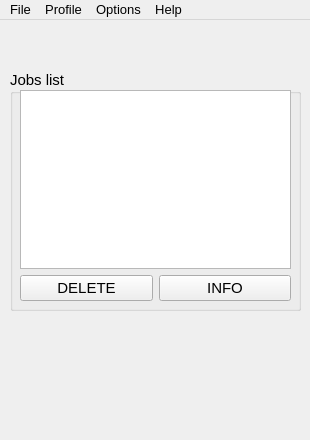
The window that window.ui (scorpofchan/AccessAtHome-client) describes before a commit, drawn with Qt 5.
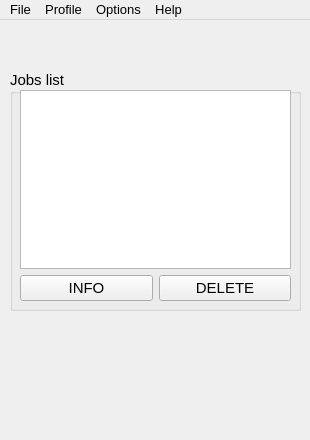
The same window after the commit.

Diff of the .ui file:
```diff
--- a/window.ui
+++ b/window.ui
@@ -50,20 +50,6 @@
       </rect>
      </property>
      <layout class="QGridLayout" name="gridLayout">
-      <item row="1" column="1">
-       <widget class="QPushButton" name="pushButton">
-        <property name="text">
-         <string>INFO</string>
-        </property>
-       </widget>
-      </item>
-      <item row="1" column="0">
-       <widget class="QPushButton" name="pushButton_2">
-        <property name="text">
-         <string>DELETE</string>
-        </property>
-       </widget>
-      </item>
       <item row="0" column="0" colspan="2">
        <widget class="QTableView" name="tableView">
         <property name="minimumSize">
@@ -80,6 +66,20 @@
         </property>
        </widget>
       </item>
+      <item row="1" column="0">
+       <widget class="QPushButton" name="infoButton">
+        <property name="text">
+         <string>INFO</string>
+        </property>
+       </widget>
+      </item>
+      <item row="1" column="1">
+       <widget class="QPushButton" name="deleteButton">
+        <property name="text">
+         <string>DELETE</string>
+        </property>
+       </widget>
+      </item>
      </layout>
     </widget>
    </widget>
```
Left out of the diff: 16 changed lines with no effect on the pictures.
